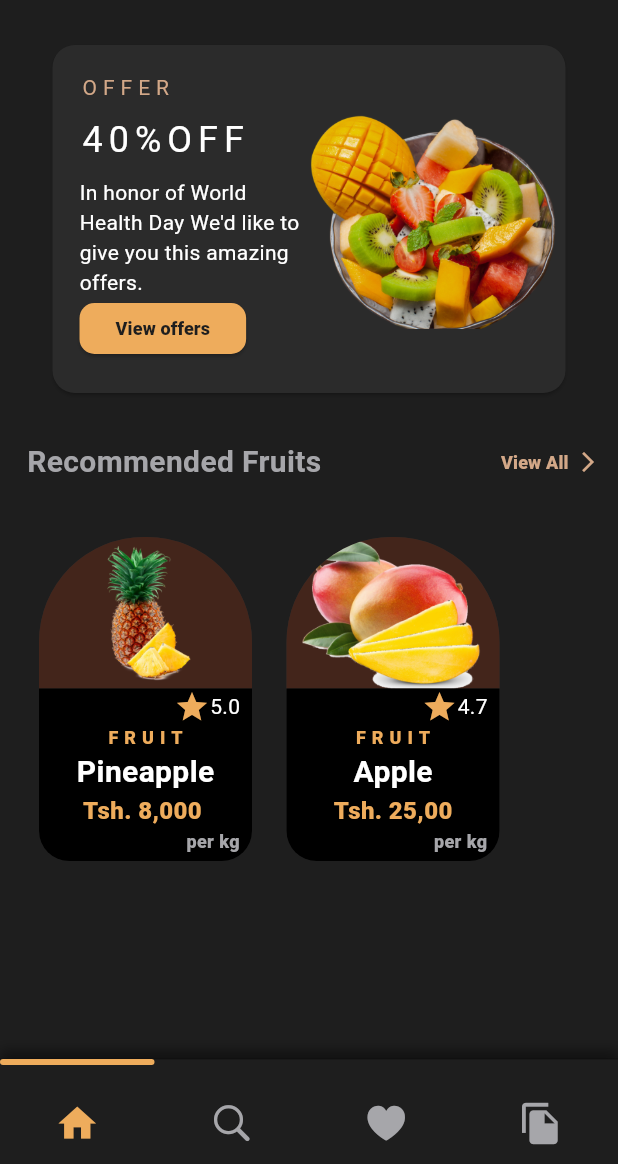
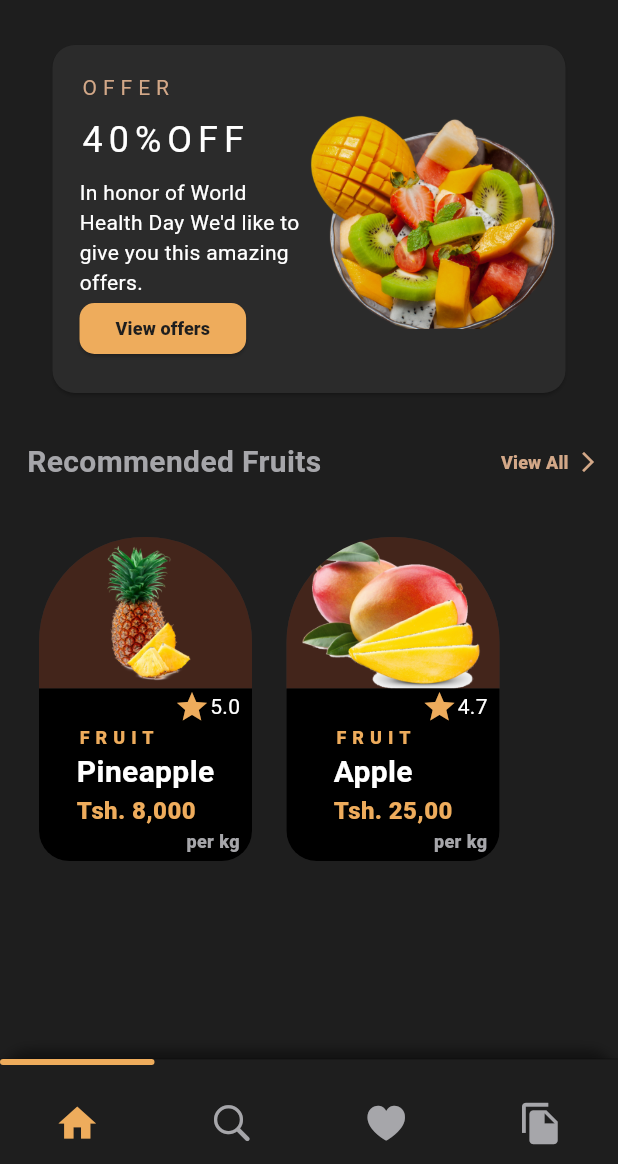
Before and after one commit to tfkcoder/ui_challenge, a Flutter app: the screen it shows after launch, on a phone screen of 412 x 824 dp, the part 72-1236 px from its top. Run offline on Flutter 3.47's test engine with Material 2 defaults, Android fonts, the phone set to English and light mode, and no system bars.

```diff
--- a/lib/pages/home_page.dart
+++ b/lib/pages/home_page.dart
@@ -100,16 +100,13 @@ class _HomePageState extends State<HomePage>  with SingleTickerProviderStateMixi
           blurRadius: 6,
           offset: const Offset(0, -6),
         ),
+
       ],
-
-    ),
-    child: Container(
-       decoration:const BoxDecoration(
-        borderRadius:  BorderRadius.only(
+       borderRadius:  BorderRadius.only(
         topLeft: Radius.circular(20),
         topRight: Radius.circular(20),
       ),
-       ),
+    ),
       child: Stack(
         alignment: Alignment.bottomCenter,
         children: [
@@ -165,8 +162,7 @@ class _HomePageState extends State<HomePage>  with SingleTickerProviderStateMixi
             ),
           ),
         ],
-      ),
-    ),
+      )
   );
 }
 
--- a/lib/widget/home_screen_widget.dart
+++ b/lib/widget/home_screen_widget.dart
@@ -193,7 +193,10 @@ class HomeScreenWidget extends StatelessWidget {
                                 ],
                               ),
                             ),
-                            Text(
+                           Column(
+                            crossAxisAlignment: CrossAxisAlignment.start,
+                            children: [
+                               Text(
                               "FRUIT",
                               textAlign: TextAlign.start,
                               style: TextStyle(
@@ -218,6 +221,8 @@ class HomeScreenWidget extends StatelessWidget {
                                   fontSize: 16,
                                   fontWeight: FontWeight.w800),
                             ),
+                            ],
+                           ),
                             Padding(
                               padding:
                                   const EdgeInsets.only(left: 90, right: 0),
@@ -286,7 +291,10 @@ class HomeScreenWidget extends StatelessWidget {
                                 ],
                               ),
                             ),
-                            Text(
+                            Column(
+                              crossAxisAlignment: CrossAxisAlignment.start,
+                              children: [
+                                Text(
                               "FRUIT",
                               textAlign: TextAlign.start,
                               style: TextStyle(
@@ -310,6 +318,8 @@ class HomeScreenWidget extends StatelessWidget {
                                   color: Styles.btnColor,
                                   fontSize: 16,
                                   fontWeight: FontWeight.w800),
+                            ),
+                              ],
                             ),
                             Padding(
                               padding:
```
